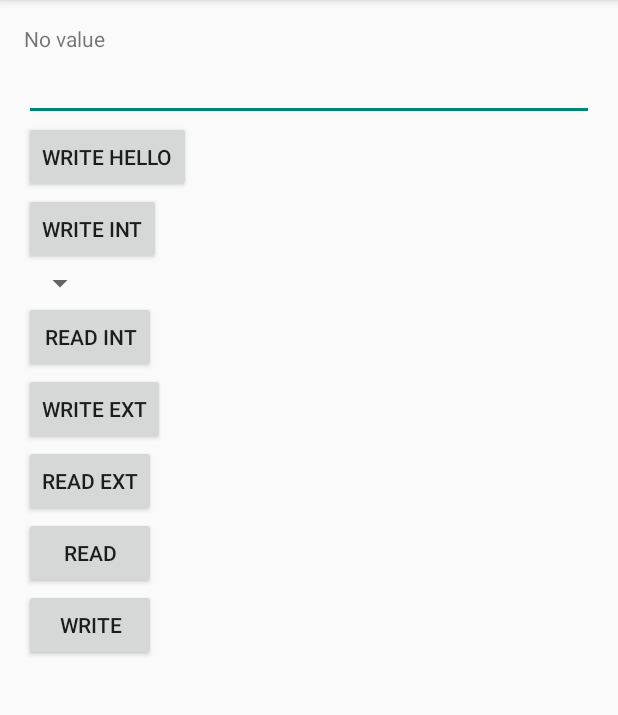
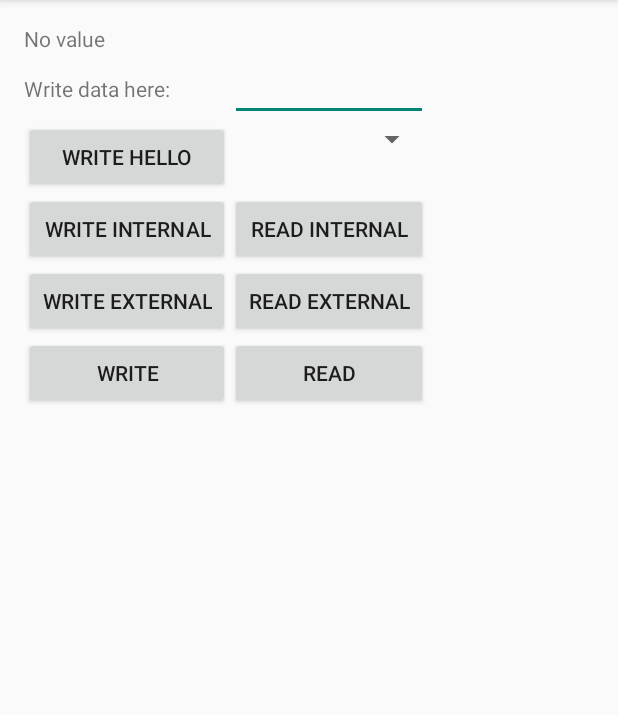
Before and after one commit to diegots/fic-code, an Android app: the screen it shows after launch (DataTestActivity), on a phone screen of 412 x 824 dp, the part 84-799 px from its top. Run offline under Robolectric (Android 15) with nearby library versions, the phone set to English and light mode, and no system bars.

Commit message:
Layout restructured. Now EditText in the main Activity can hold several lines.

```diff
--- a/app/src/main/java/es/udc/psi14/lab06trabazo/DataTestActivity.java
+++ b/app/src/main/java/es/udc/psi14/lab06trabazo/DataTestActivity.java
@@ -59,10 +59,24 @@ public class DataTestActivity extends ActionBarActivity {
     Button but_write;
     Button but_read;
 
+    private void init() {
+        tv_text = (TextView) findViewById(R.id.tv_text);
+        et_text = (EditText) findViewById(R.id.et_text);
+        but_hello = (Button) findViewById(R.id.but_hello);
+        but_write_int = (Button) findViewById(R.id.but_write_int);
+        spinner = (Spinner) findViewById(R.id.spinner);
+        but_read_int = (Button) findViewById(R.id.but_read_int);
+        but_write_ext = (Button) findViewById(R.id.but_write_ext);
+        but_read_ext = (Button) findViewById(R.id.but_read_ext);
+        but_read = (Button) findViewById(R.id.but_read);
+        but_write = (Button) findViewById(R.id.but_write);
+    }
+
     @Override
     protected void onCreate(Bundle savedInstanceState) {
         super.onCreate(savedInstanceState);
         setContentView(R.layout.activity_data_test);
+        init();
 
         final SharedPreferences preferences = getSharedPreferences(PREF_TAG, Context.MODE_MULTI_PROCESS);
         String myData = preferences.getString(KEY_HELLO_MSG, "No value");
@@ -70,11 +84,8 @@ public class DataTestActivity extends ActionBarActivity {
         PreferenceManager.setDefaultValues(this, R.xml.options, false);
         sharedPreferences = PreferenceManager.getDefaultSharedPreferences(this);
 
-        tv_text = (TextView) findViewById(R.id.tv_text);
         tv_text.setText(myData);
-        et_text = (EditText) findViewById(R.id.et_text);
 
-        but_hello = (Button) findViewById(R.id.but_hello);
         but_hello.setOnClickListener(new View.OnClickListener() {
             @Override
             public void onClick(View v) {
@@ -88,7 +99,7 @@ public class DataTestActivity extends ActionBarActivity {
                     Log.d(TAG, "[DataTestActivity] but_write_int onClick(), et_text empty -> doing nothing");
             }
         });
-        but_write_int = (Button) findViewById(R.id.but_write_int);
+
         but_write_int.setOnClickListener(new View.OnClickListener() {
             @Override
             public void onClick(View v) {
@@ -111,8 +122,7 @@ public class DataTestActivity extends ActionBarActivity {
                     Log.d(TAG, "[DataTestActivity] but_write_int onClick(), et_text empty -> doing nothing");
             }
         });
-        spinner = (Spinner) findViewById(R.id.spinner);
-        but_read_int = (Button) findViewById(R.id.but_read_int);
+
         but_read_int.setOnClickListener(new View.OnClickListener() {
             @Override
             public void onClick(View v) {
@@ -137,10 +147,9 @@ public class DataTestActivity extends ActionBarActivity {
                 } catch (IOException e) {
                     e.printStackTrace();
                 }
-
             }
         });
-        but_write_ext = (Button) findViewById(R.id.but_write_ext);
+
         but_write_ext.setOnClickListener(new View.OnClickListener() {
             @Override
             public void onClick(View v) {
@@ -169,7 +178,7 @@ public class DataTestActivity extends ActionBarActivity {
                 et_text.setText("");
             }
         });
-        but_read_ext = (Button) findViewById(R.id.but_read_ext);
+
         but_read_ext.setOnClickListener(new View.OnClickListener() {
             @Override
             public void onClick(View v) {
@@ -197,14 +206,14 @@ public class DataTestActivity extends ActionBarActivity {
                 }
             }
         });
-        but_read = (Button) findViewById(R.id.but_read);
+
         but_read.setOnClickListener(new View.OnClickListener() {
             @Override
             public void onClick(View v) {
 
             }
         });
-        but_write = (Button) findViewById(R.id.but_write);
+
         but_write.setOnClickListener(new View.OnClickListener() {
             @Override
             public void onClick(View v) {
--- a/app/src/main/res/layout/activity_data_test.xml
+++ b/app/src/main/res/layout/activity_data_test.xml
@@ -6,62 +6,83 @@
     android:paddingBottom="@dimen/activity_vertical_margin" tools:context=".DataTestActivity"
     android:orientation="vertical">
 
+        <TableLayout
+            android:layout_width="wrap_content"
+            android:layout_height="wrap_content">
+            <TableRow>
                 <TextView
                     android:id="@+id/tv_text"
                     android:text="@string/hello_world"
                     android:layout_width="wrap_content"
                     android:layout_height="wrap_content" />
 
+            </TableRow>
+            <TableRow>
+                <TextView
+                    android:id="@+id/tv_info"
+                    android:text="Write data here: "
+                    android:layout_width="wrap_content"
+                    android:layout_height="wrap_content"/>
                 <EditText
                     android:id="@+id/et_text"
                     android:layout_width="match_parent"
                     android:layout_height="wrap_content" />
-
+            </TableRow>
+            <TableRow>
                 <Button
                     android:id="@+id/but_hello"
                     android:text="Write hello"
                     android:layout_width="wrap_content"
-        android:layout_height="wrap_content" />
-
-    <Button
-        android:id="@+id/but_write_int"
-        android:text="Write Int"
-        android:layout_width="wrap_content"
-        android:layout_height="wrap_content" />
+                    android:layout_height="wrap_content"
+                    android:gravity="center"/>
 
                 <Spinner
                     android:id="@+id/spinner"
-        android:layout_width="wrap_content"
+                    android:layout_width="match_parent"
                     android:layout_height="wrap_content">
                 </Spinner>
+            </TableRow>
 
+            <TableRow>
+                <Button
+                    android:id="@+id/but_write_int"
+                    android:text="Write Internal"
+                    android:layout_width="wrap_content"
+                    android:layout_height="wrap_content" />
                 <Button
                     android:id="@+id/but_read_int"
-        android:text="Read Int"
+                    android:text="Read Internal"
                     android:layout_width="wrap_content"
                     android:layout_height="wrap_content" />
+            </TableRow>
 
+            <TableRow>
                 <Button
                     android:id="@+id/but_write_ext"
-        android:text="Write Ext"
+                    android:text="Write External"
                     android:layout_width="wrap_content"
                     android:layout_height="wrap_content" />
-
                 <Button
                     android:id="@+id/but_read_ext"
-        android:text="Read Ext"
+                    android:text="Read External"
                     android:layout_width="wrap_content"
                     android:layout_height="wrap_content" />
+            </TableRow>
 
+            <TableRow>
+                <Button
+                    android:id="@+id/but_write"
+                    android:text="Write"
+                    android:layout_width="wrap_content"
+                    android:layout_height="wrap_content" />
                 <Button
                     android:id="@+id/but_read"
                     android:text="Read"
                     android:layout_width="wrap_content"
                     android:layout_height="wrap_content" />
+            </TableRow>
+        </TableLayout>
 
-    <Button
-        android:id="@+id/but_write"
-        android:text="Write"
-        android:layout_width="wrap_content"
-        android:layout_height="wrap_content" />
+
+
 </LinearLayout>
```
Lines whose indentation alone changed are shown as unchanged.
